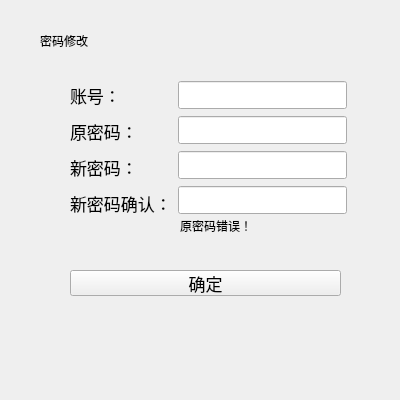
Old version of the form changepasswd.ui in the repository kangwenyun/batch_acquisition_system_qt_before.
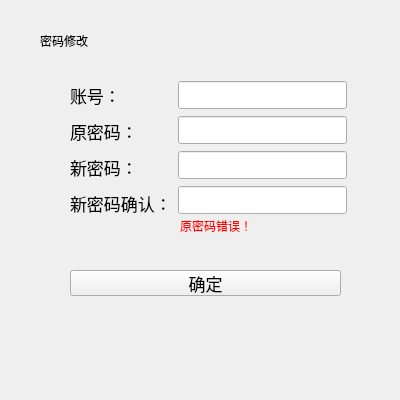
New version of the form.

```diff
--- a/changepasswd.ui
+++ b/changepasswd.ui
@@ -41,7 +41,7 @@
     </font>
    </property>
    <property name="styleSheet">
-    <string notr="true"/>
+    <string notr="true">color: rgb(255, 0, 0);</string>
    </property>
    <property name="text">
     <string>原密码错误！</string>
```
